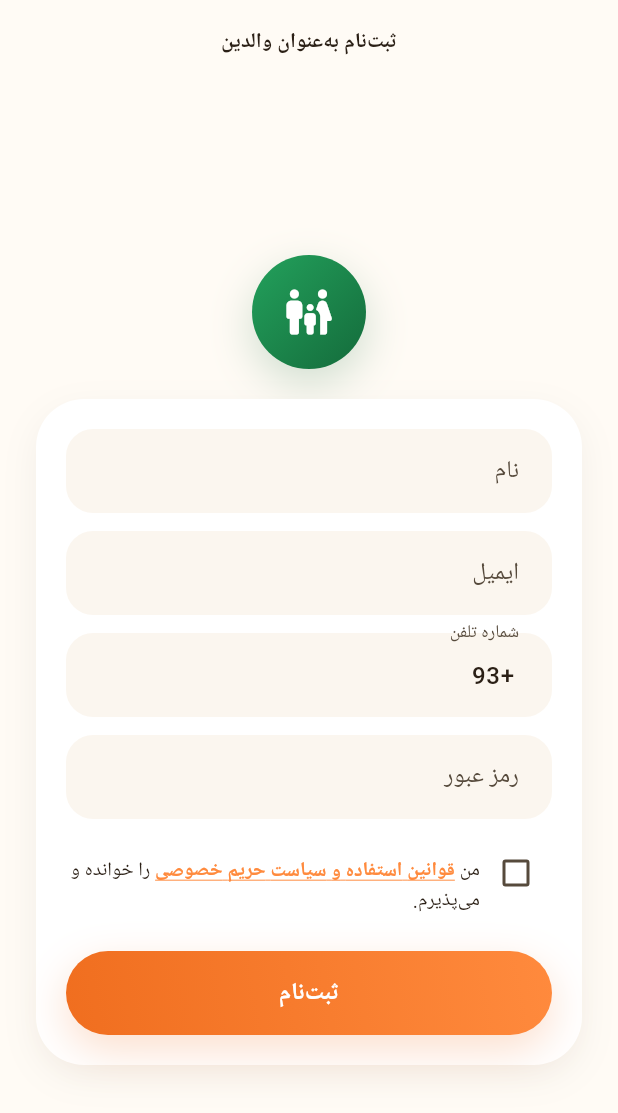
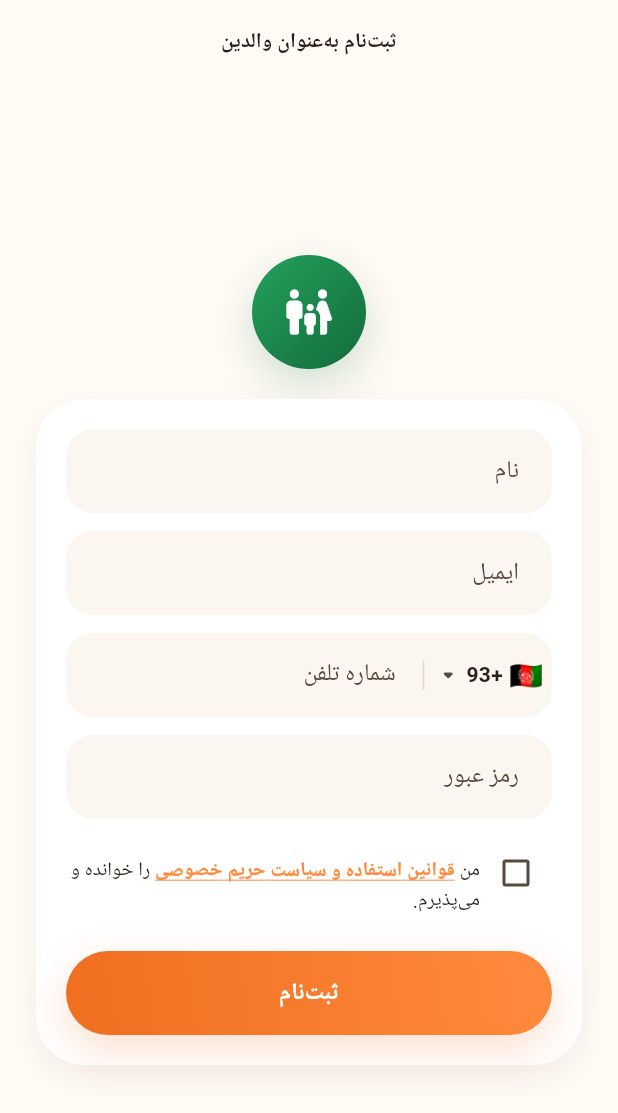
Before and after one commit to AliRezaHussainiNECDO/afghanistan_girls_digital_school_final, a Flutter app: the RegisterParentScreen screen opened by its route, on a phone screen of 412 x 824 dp. Shown: the top 1113 px of the screen. Run offline on Flutter 3.47's test engine with Material 3 defaults, Android fonts, the phone set to English and light mode, and no system bars; our stand-ins replace audioplayers, chewie, confetti, dartz, dio, equatable and 9 more; missing offline and left inert: apivideo_live_stream, dart:html, jitsi_meet_flutter_sdk, record, syncfusion_flutter_pdf; accounts and stored records are empty; Roboto replaces fonts that are missing (Vazirmatn); project files that could hold a hidden picture were left out.

Commit message:
Update register_parent_screen.dart

```diff
--- a/lib/features/auth/presentation/screens/register_parent_screen.dart
+++ b/lib/features/auth/presentation/screens/register_parent_screen.dart
@@ -5,6 +5,7 @@ import '../../../../app/router/app_routes.dart';
 import '../../../../app/theme/design_tokens.dart';
 import '../../../../core/localization/app_localizations.dart';
 import '../../../../core/widgets/app_primary_button.dart';
+import '../../../../core/widgets/country_phone_field.dart';
 import '../../domain/usecases/auth_usecases.dart';
 import '../providers/auth_providers.dart';
 import '../widgets/terms_gate.dart';
@@ -120,10 +121,11 @@ class _RegisterParentScreenState extends ConsumerState<RegisterParentScreen> {
                                 (v == null || !v.contains('@')) ? context.tr('common.required') : null,
                           ),
                           const SizedBox(height: 12),
-                    TextFormField(
+                          // شمارهٔ تلفن با انتخاب‌گر پویای کد کشور (قبلاً بدون
+                          // اعتبارسنجی و ثابت روی افغانستان بود).
+                          CountryPhoneField(
                             controller: _phone,
-                      keyboardType: TextInputType.phone,
-                      decoration: InputDecoration(labelText: context.tr('auth.phone')),
+                            label: context.tr('auth.phone'),
                           ),
                           const SizedBox(height: 12),
                           TextFormField(
```
Lines whose indentation alone changed are shown as unchanged.
